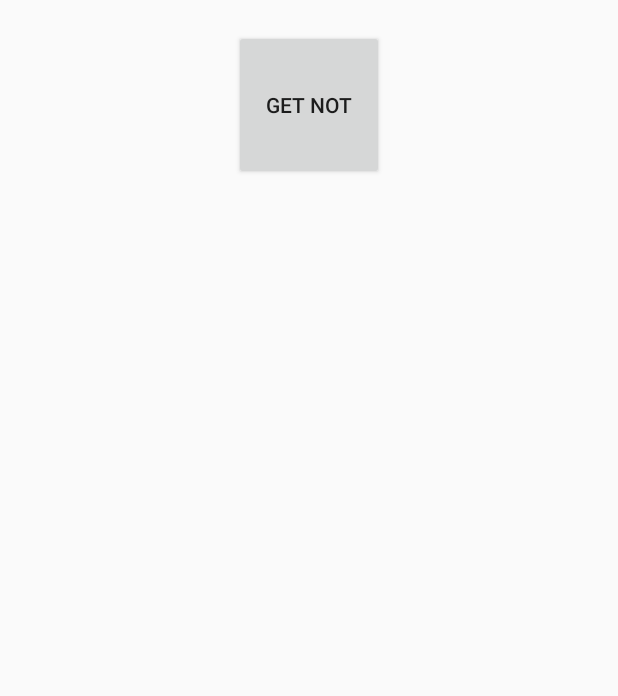
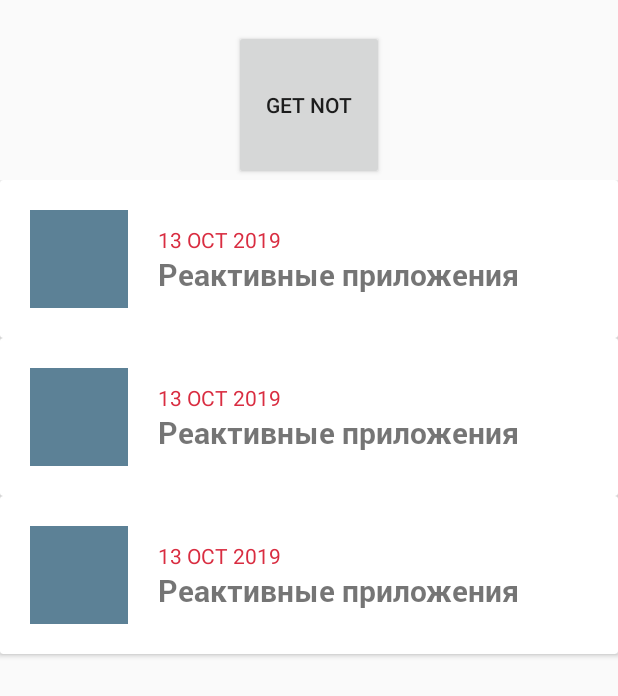
Before and after one commit to andreidevo/events, an Android app: the layout fragment_home.xml on its own in the app's theme, with its tools: preview values and no code run, on a phone screen of 412 x 824 dp. Shown: the top 696 px of the screen. Run offline under Robolectric (Android 15) with nearby library versions, the phone set to English and light mode, and no system bars.

Commit message:
Some changes

```diff
--- a/app/src/main/java/com/r/events/model/PagesParse.kt
+++ b/app/src/main/java/com/r/events/model/PagesParse.kt
@@ -69,7 +69,7 @@ class PagesParse(private var model : Model) {
                             else
                                 eventObject.setOnline(false)
                         }catch (e : Exception){
-                            eventObject.setOnline(false) //LOOOOOOOL genius !
+                            eventObject.setOnline(false) //LOOOOOOOL genius ! (idiot)
                         }
 
                         val arr = dateStr.split(' ')
--- /dev/null
+++ b/app/src/main/res/layout/event_item.xml
@@ -0,0 +1,48 @@
+<?xml version="1.0" encoding="utf-8"?>
+<androidx.cardview.widget.CardView xmlns:android="http://schemas.android.com/apk/res/android"
+    android:layout_width="match_parent"
+    android:layout_height="wrap_content"
+    xmlns:tools="http://schemas.android.com/tools">
+
+    <LinearLayout
+        android:layout_width="match_parent"
+        android:layout_height="wrap_content"
+        android:orientation="horizontal"
+        android:padding="20dp">
+
+        <ImageView
+        android:id="@+id/event_image"
+        android:layout_width="65dp"
+        android:layout_height="65dp"
+        android:src="@color/blue_inactive"/>
+
+        <LinearLayout
+            android:layout_width="wrap_content"
+            android:layout_height="wrap_content"
+            android:orientation="vertical"
+            android:layout_marginStart="20dp"
+            android:layout_marginTop="10dp">
+
+            <TextView
+                android:id="@+id/event_date"
+                android:layout_width="wrap_content"
+                android:layout_height="wrap_content"
+                tools:text="13 OCT 2019"
+                android:textColor="@color/colorRed"/>
+
+            <TextView
+                android:id="@+id/event_title"
+                android:layout_width="wrap_content"
+                android:layout_height="27dp"
+                tools:text="Реактивные приложения"
+                android:textSize="20sp"
+                android:fontFamily="@font/robotobold"/>
+
+        </LinearLayout>
+
+
+
+    </LinearLayout>
+
+
+</androidx.cardview.widget.CardView>
--- a/app/src/main/res/layout/fragment_home.xml
+++ b/app/src/main/res/layout/fragment_home.xml
@@ -1,6 +1,9 @@
 <?xml version="1.0" encoding="utf-8"?>
 <LinearLayout xmlns:android="http://schemas.android.com/apk/res/android"
-    android:orientation="vertical" android:layout_width="match_parent"
+    xmlns:app="http://schemas.android.com/apk/res-auto"
+    xmlns:tools="http://schemas.android.com/tools"
+    android:orientation="vertical"
+    android:layout_width="match_parent"
     android:layout_height="match_parent">
 
     <Button
@@ -12,4 +15,12 @@
         android:layout_height="100dp">
 
     </Button>
+
+    <androidx.recyclerview.widget.RecyclerView
+        android:id="@+id/recycler_home"
+        android:layout_width="match_parent"
+        android:layout_height="match_parent"
+        tools:listitem="@layout/event_item"/>
+
+
 </LinearLayout>
```
Also changed, not shown: app/src/main/java/com/r/events/adapter/EventAdapter.kt (added, +44 -0 lines), app/src/main/java/com/r/events/view/ui/home/HomeFragment.kt (+9 -9 lines), app/src/main/java/com/r/events/view/ui/home/HomeViewModel.kt (+23 -1 lines).
